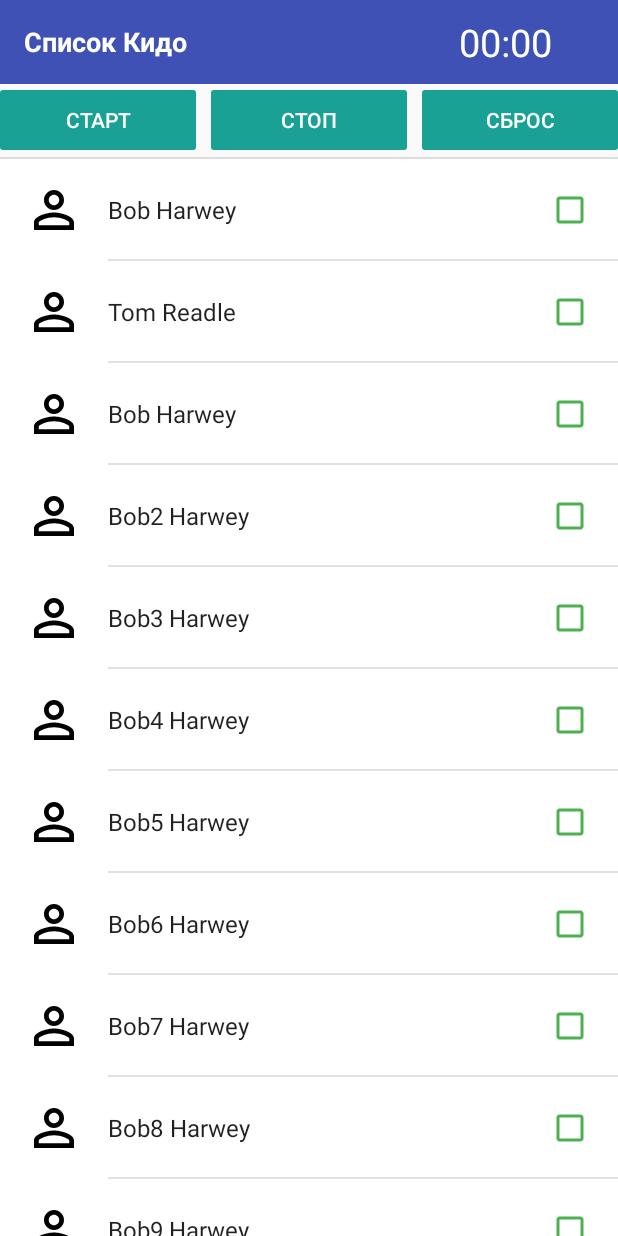
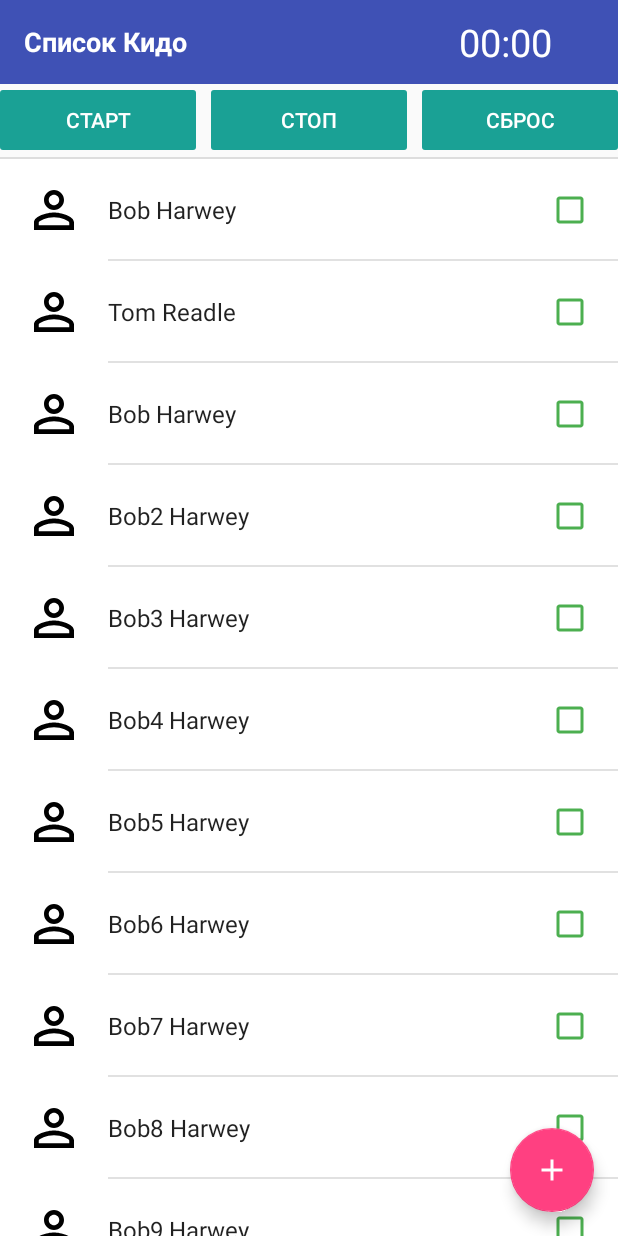
Before and after one commit to akademiya/BestFriend, an Android app: the ListKidoView screen opened directly, with no data from a screen before it, on a phone screen of 412 x 824 dp. Run offline under Robolectric (Android 15) with nearby library versions, the phone set to English and light mode, and no system bars.

Commit message:
add fab to xml

```diff
--- /dev/null
+++ b/app/src/main/res/drawable/ic_add.xml
@@ -0,0 +1,9 @@
+<vector xmlns:android="http://schemas.android.com/apk/res/android"
+        android:width="24dp"
+        android:height="24dp"
+        android:viewportWidth="24.0"
+        android:viewportHeight="24.0">
+    <path
+        android:fillColor="#FFF"
+        android:pathData="M19,13h-6v6h-2v-6H5v-2h6V5h2v6h6v2z"/>
+</vector>
--- a/app/src/main/res/layout/view_list_kido.xml
+++ b/app/src/main/res/layout/view_list_kido.xml
@@ -77,9 +77,22 @@
 
     </RelativeLayout>
 
-    <android.support.v7.widget.RecyclerView
-        android:id="@+id/rv_list_kido"
+    <FrameLayout
         android:layout_width="match_parent"
-        android:layout_height="match_parent"
-        tools:listitem="@layout/item_list_kido" />
+        android:layout_height="match_parent">
+
+        <android.support.v7.widget.RecyclerView
+            android:id="@+id/rv_list_kido"
+            android:layout_width="match_parent"
+            android:layout_height="match_parent"
+            tools:listitem="@layout/item_list_kido" />
+
+        <android.support.design.widget.FloatingActionButton
+            android:id="@+id/fab"
+            android:layout_width="wrap_content"
+            android:layout_height="wrap_content"
+            android:layout_gravity="bottom|end"
+            android:layout_margin="@dimen/fab_margin"
+            android:src="@drawable/ic_add" />
+    </FrameLayout>
 </LinearLayout>
```
Also changed, not shown: app/src/main/res/layout/app_bar_main.xml (+0 -12 lines), app/src/main/res/layout/view_contact.xml (+13 -0 lines), app/src/main/res/drawable/android5.png (deleted).
